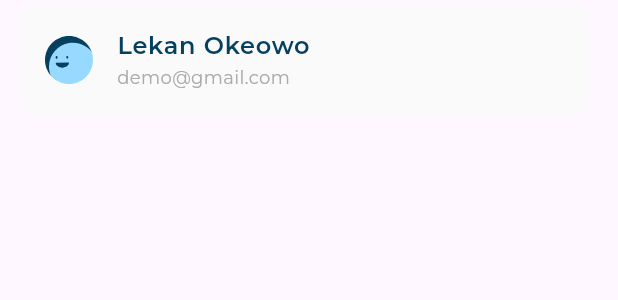
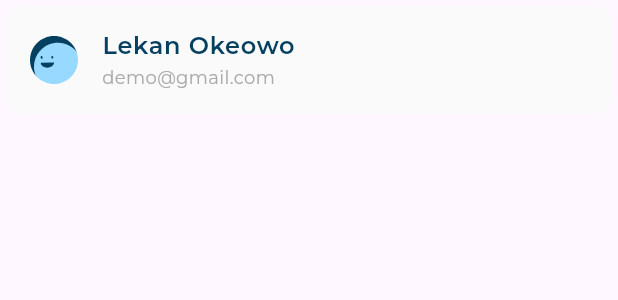
Before and after one commit to Kartali-Mohamed/responsive_adaptive_ui_design, a Flutter app: the CustomUserInfoListTile widget shown alone on an empty page, opened directly, on a phone screen of 412 x 824 dp. Shown: the top 300 px of the screen. Run offline on Flutter 3.47's test engine with Material 3 defaults, Android fonts, the phone set to English and light mode, and no system bars; our stand-ins replace flutter_svg; project files that could hold a hidden picture were left out.

Commit message:
remove padding inside user info widget

```diff
--- a/lib/interface/widgets/custom_user_info_list_tile.dart
+++ b/lib/interface/widgets/custom_user_info_list_tile.dart
@@ -12,9 +12,7 @@ class CustomUserInfoListTile extends StatelessWidget {
 
   @override
   Widget build(BuildContext context) {
-    return Padding(
-      padding: const EdgeInsets.only(left: 10, right: 15),
-      child: Card(
+    return Card(
       color: const Color(0xFFFAFAFA),
       elevation: 0,
       child: ListTile(
@@ -22,7 +20,6 @@ class CustomUserInfoListTile extends StatelessWidget {
         title: Text(title, style: AppStyles.styleSemiBold16),
         subtitle: Text(subtitle, style: AppStyles.styleRegular12),
       ),
-      ),
     );
   }
 }
```
Lines whose indentation alone changed are shown as unchanged.
